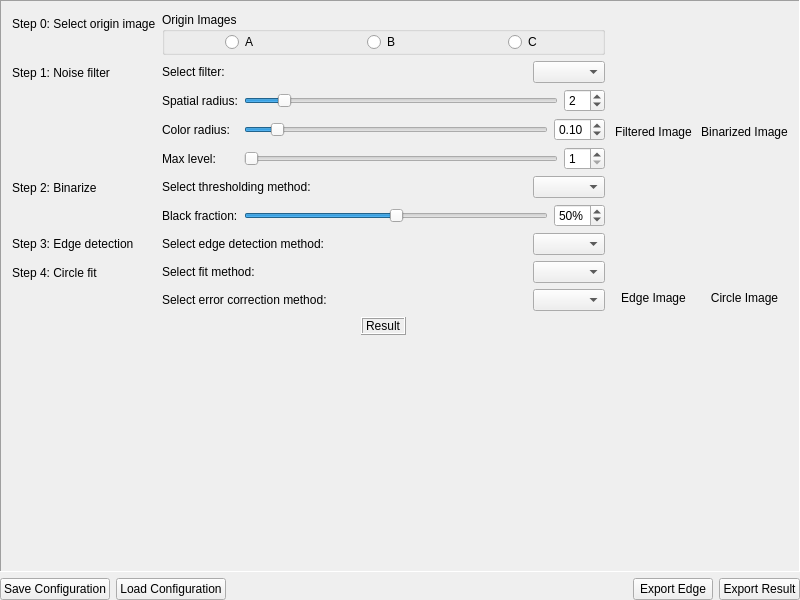
This is cpp-qt/mainpanel.ui in miRoox/MEMS-oriented-image-testing-technology as Qt 5 draws it before an edit. The edited form follows.
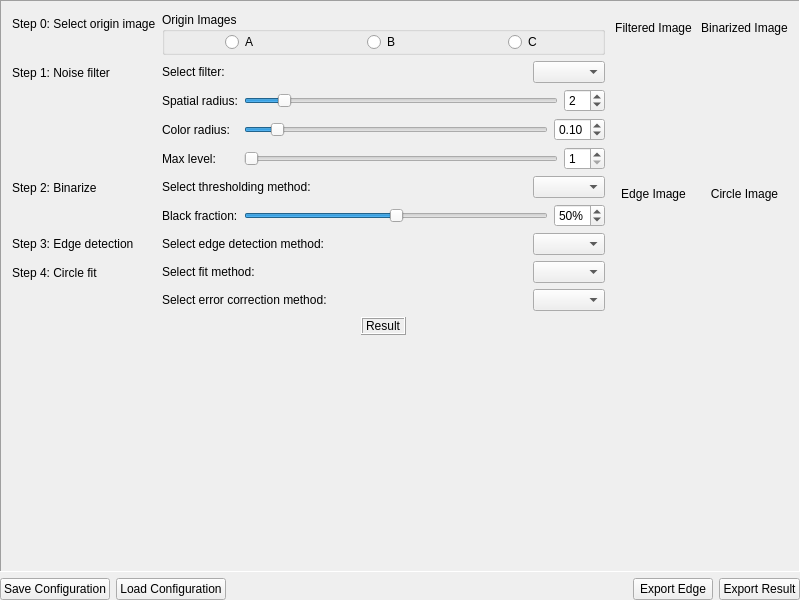
This is the edited form. Icons and pictures are not drawn. Custom widgets are drawn as their Qt base class.

Commit message: adjust layout & alignment of snapshot view

Patch:
```diff
--- a/cpp-qt/mainpanel.ui
+++ b/cpp-qt/mainpanel.ui
@@ -690,7 +690,7 @@
            </property>
            <item row="0" column="0">
             <layout class="QVBoxLayout" name="verticalLayout1">
-             <item>
+             <item alignment="Qt::AlignHCenter">
               <widget class="SnapshotView" name="snapshot1" native="true"/>
              </item>
              <item>
@@ -703,11 +703,24 @@
                </property>
               </widget>
              </item>
+             <item>
+              <spacer name="verticalSpacer_2">
+               <property name="orientation">
+                <enum>Qt::Vertical</enum>
+               </property>
+               <property name="sizeHint" stdset="0">
+                <size>
+                 <width>20</width>
+                 <height>40</height>
+                </size>
+               </property>
+              </spacer>
+             </item>
             </layout>
            </item>
            <item row="0" column="1">
             <layout class="QVBoxLayout" name="verticalLayout2">
-             <item>
+             <item alignment="Qt::AlignHCenter">
               <widget class="SnapshotView" name="snapshot2" native="true"/>
              </item>
              <item>
@@ -720,11 +733,24 @@
                </property>
               </widget>
              </item>
+             <item>
+              <spacer name="verticalSpacer_3">
+               <property name="orientation">
+                <enum>Qt::Vertical</enum>
+               </property>
+               <property name="sizeHint" stdset="0">
+                <size>
+                 <width>20</width>
+                 <height>40</height>
+                </size>
+               </property>
+              </spacer>
+             </item>
             </layout>
            </item>
            <item row="1" column="0">
             <layout class="QVBoxLayout" name="verticalLayout3">
-             <item>
+             <item alignment="Qt::AlignHCenter">
               <widget class="SnapshotView" name="snapshot3" native="true"/>
              </item>
              <item>
@@ -737,11 +763,24 @@
                </property>
               </widget>
              </item>
+             <item>
+              <spacer name="verticalSpacer_4">
+               <property name="orientation">
+                <enum>Qt::Vertical</enum>
+               </property>
+               <property name="sizeHint" stdset="0">
+                <size>
+                 <width>20</width>
+                 <height>40</height>
+                </size>
+               </property>
+              </spacer>
+             </item>
             </layout>
            </item>
            <item row="1" column="1">
             <layout class="QVBoxLayout" name="verticalLayout4">
-             <item>
+             <item alignment="Qt::AlignHCenter">
               <widget class="SnapshotView" name="snapshot4" native="true"/>
              </item>
              <item>
@@ -754,6 +793,19 @@
                </property>
               </widget>
              </item>
+             <item>
+              <spacer name="verticalSpacer_5">
+               <property name="orientation">
+                <enum>Qt::Vertical</enum>
+               </property>
+               <property name="sizeHint" stdset="0">
+                <size>
+                 <width>20</width>
+                 <height>40</height>
+                </size>
+               </property>
+              </spacer>
+             </item>
             </layout>
            </item>
           </layout>
```
The commit also changes 1 other file.
